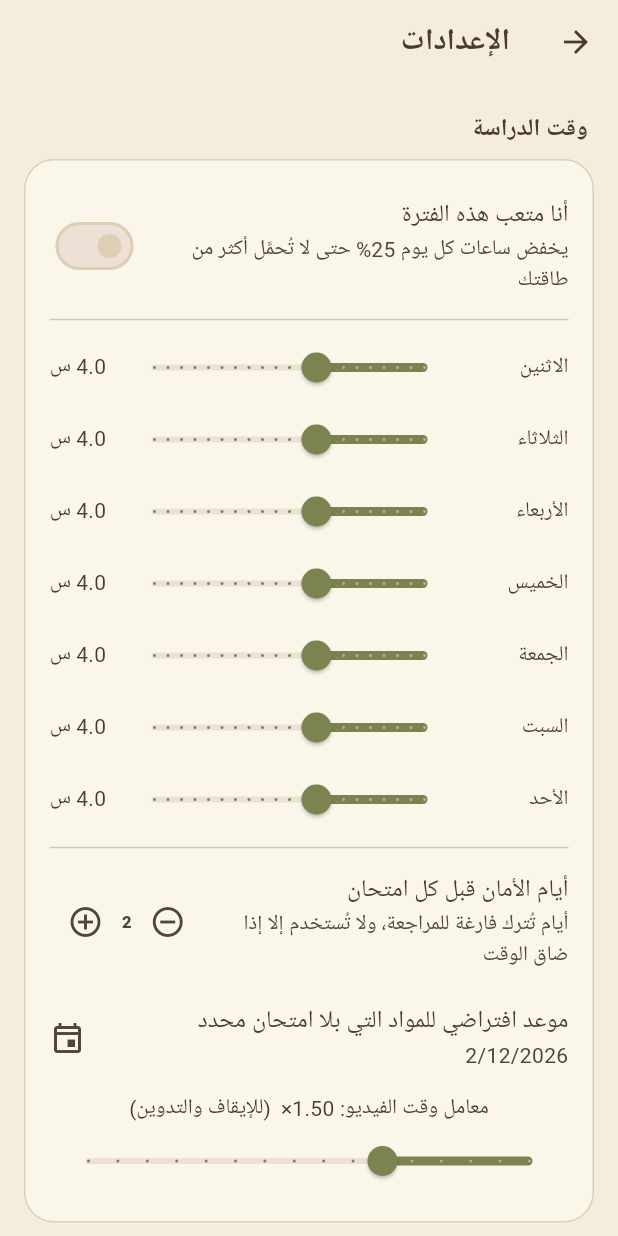
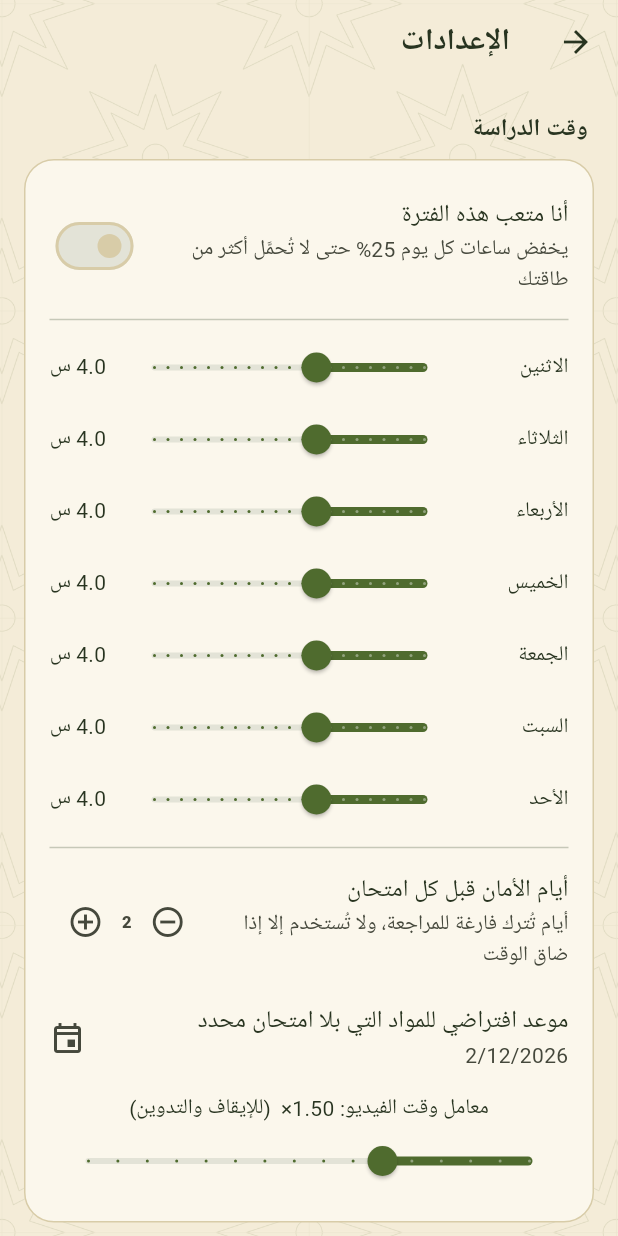
Before and after one commit to mo7amadramsey-ai/almurshid, a Flutter app: the screen it shows after launch, after a tap on the "tune" icon, on a phone screen of 412 x 824 dp. Run offline on Flutter 3.47's test engine with Material 3 defaults, Android fonts, the phone set to English and light mode, and no system bars; our stand-ins replace webview_flutter.

Commit message:
Brand: olive/green/beige identity, new icon + logo, star-lattice backdrop

```diff
--- a/lib/main.dart
+++ b/lib/main.dart
@@ -13,7 +13,8 @@ class MurshidApp extends StatelessWidget {
         debugShowCheckedModeBanner: false,
         theme: buildTheme(),
         // Arabic-first app: force right-to-left layout
-        builder: (context, child) => Directionality(textDirection: TextDirection.rtl, child: child!),
+        builder: (context, child) =>
+            Directionality(textDirection: TextDirection.rtl, child: AppBackdrop(child: child!)),
         home: const Shell(),
       );
 }
--- a/lib/pages/courses_page.dart
+++ b/lib/pages/courses_page.dart
@@ -31,17 +31,17 @@ class CoursesPage extends StatelessWidget {
                     ClipRRect(
                       borderRadius: BorderRadius.circular(6),
                       child: LinearProgressIndicator(
-                          value: app.courseProgress(course.id), minHeight: 7, color: kOlive, backgroundColor: kSurface2),
+                          value: app.courseProgress(course.id), minHeight: 7, color: kForest, backgroundColor: kSurface2),
                     ),
                     const SizedBox(height: 8),
                     Wrap(spacing: 14, runSpacing: 4, children: [
-                      Text('متبقٍ ${fmtMin(app.remainingMin(course.id))}', style: const TextStyle(color: kBrown)),
-                      Text('صعوبة ${app.data.cfg(course.id).difficulty}/5', style: const TextStyle(color: kBrown)),
+                      Text('متبقٍ ${fmtMin(app.remainingMin(course.id))}', style: const TextStyle(color: kMoss)),
+                      Text('صعوبة ${app.data.cfg(course.id).difficulty}/5', style: const TextStyle(color: kMoss)),
                       Text(
                         app.data.cfg(course.id).exam == null
                             ? 'بلا موعد امتحان'
                             : 'امتحان ${fmtDm(app.data.cfg(course.id).exam!)} (بعد ${dayDiff(now, app.data.cfg(course.id).exam!)} يوم)',
-                        style: TextStyle(color: app.data.cfg(course.id).exam == null ? const Color(0xFF9A4A1F) : kBrown),
+                        style: TextStyle(color: app.data.cfg(course.id).exam == null ? const Color(0xFF9A4A1F) : kMoss),
                       ),
                     ]),
                   ]),
@@ -122,7 +122,7 @@ class _CoursePageState extends State<CoursePage> {
             sec = t.section;
             rows.add(Padding(
               padding: const EdgeInsets.fromLTRB(4, 16, 4, 6),
-              child: Text(sec.isEmpty ? 'عام' : sec, style: const TextStyle(fontWeight: FontWeight.w800, color: kBrown)),
+              child: Text(sec.isEmpty ? 'عام' : sec, style: const TextStyle(fontWeight: FontWeight.w800, color: kMoss)),
             ));
           }
           rows.add(Container(
@@ -130,7 +130,7 @@ class _CoursePageState extends State<CoursePage> {
             decoration: cardBox(14),
             child: ListTile(
               dense: true,
-              leading: Checkbox(value: t.done, activeColor: kOlive, onChanged: (_) => app.toggle(t)),
+              leading: Checkbox(value: t.done, activeColor: kForest, onChanged: (_) => app.toggle(t)),
               title: Text(t.title,
                   maxLines: 2,
                   overflow: TextOverflow.ellipsis,
@@ -173,7 +173,7 @@ class _CoursePageState extends State<CoursePage> {
                   min: 1,
                   max: 5,
                   divisions: 4,
-                  activeColor: kOlive,
+                  activeColor: kForest,
                   onChanged: (v) {
                     cfg.difficulty = v.round();
                     app.commit();
@@ -181,7 +181,7 @@ class _CoursePageState extends State<CoursePage> {
                 ),
                 ListTile(
                   contentPadding: EdgeInsets.zero,
-                  leading: const Icon(Icons.event_outlined, color: kBrown),
+                  leading: const Icon(Icons.event_outlined, color: kMoss),
                   title: Text(cfg.exam == null ? 'حدّد موعد الامتحان' : 'الامتحان: ${fmtDm(cfg.exam!)}/${cfg.exam!.year}'),
                   subtitle: const Text('تنتهي دراسة المادة قبله بيوم'),
                   trailing: cfg.exam == null
--- a/lib/pages/mentor_page.dart
+++ b/lib/pages/mentor_page.dart
@@ -139,7 +139,7 @@ class _MentorPageState extends State<MentorPage> {
                     padding: const EdgeInsets.all(16),
                     itemCount: msgs.length + (busy ? 1 : 0),
                     itemBuilder: (c, i) {
-                      if (i == msgs.length) return const Padding(padding: EdgeInsets.all(8), child: Align(alignment: AlignmentDirectional.centerStart, child: SizedBox(width: 20, height: 20, child: CircularProgressIndicator(strokeWidth: 2, color: kOlive))));
+                      if (i == msgs.length) return const Padding(padding: EdgeInsets.all(8), child: Align(alignment: AlignmentDirectional.centerStart, child: SizedBox(width: 20, height: 20, child: CircularProgressIndicator(strokeWidth: 2, color: kForest))));
                       final m = msgs[i];
                       return Align(
                         alignment: m.user ? AlignmentDirectional.centerEnd : AlignmentDirectional.centerStart,
@@ -148,11 +148,11 @@ class _MentorPageState extends State<MentorPage> {
                           padding: const EdgeInsets.symmetric(horizontal: 14, vertical: 10),
                           constraints: BoxConstraints(maxWidth: MediaQuery.of(context).size.width * 0.82),
                           decoration: BoxDecoration(
-                            color: m.user ? kOlive : kSurface,
+                            color: m.user ? kForest : kSurface,
                             borderRadius: BorderRadius.circular(18),
                             border: m.user ? null : Border.all(color: kOutline),
                           ),
-                          child: SelectableText(m.text, style: TextStyle(height: 1.55, color: m.user ? Colors.white : kBrownDark)),
+                          child: SelectableText(m.text, style: TextStyle(height: 1.55, color: m.user ? Colors.white : kInk)),
                         ),
                       );
                     },
@@ -182,7 +182,7 @@ class _MentorPageState extends State<MentorPage> {
                 ),
                 const SizedBox(width: 8),
                 IconButton.filled(
-                  style: IconButton.styleFrom(backgroundColor: kOlive),
+                  style: IconButton.styleFrom(backgroundColor: kForest),
                   onPressed: busy ? null : () => _send(ctrl.text),
                   icon: const Icon(Icons.send),
                 ),
--- a/lib/pages/settings_page.dart
+++ b/lib/pages/settings_page.dart
@@ -44,7 +44,7 @@ class _SettingsPageState extends State<SettingsPage> {
           child: Column(children: [
             SwitchListTile(
               contentPadding: EdgeInsets.zero,
-              activeColor: kOlive,
+              activeColor: kForest,
               title: const Text('أنا متعب هذه الفترة'),
               subtitle: const Text('يخفض ساعات كل يوم 25% حتى لا تُحمَّل أكثر من طاقتك'),
               value: s.tired,
@@ -64,7 +64,7 @@ class _SettingsPageState extends State<SettingsPage> {
                     min: 0,
                     max: 10,
                     divisions: 20,
-                    activeColor: kOlive,
+                    activeColor: kForest,
                     onChanged: (v) {
                       s.hours[i] = v;
                       setState(() {});
@@ -121,7 +121,7 @@ class _SettingsPageState extends State<SettingsPage> {
               min: 1,
               max: 2.5,
               divisions: 15,
-              activeColor: kOlive,
+              activeColor: kForest,
               onChanged: (v) {
                 s.videoFactor = v;
                 setState(() {});
@@ -200,7 +200,7 @@ class _SettingsPageState extends State<SettingsPage> {
         Panel(
           child: ListTile(
             contentPadding: EdgeInsets.zero,
-            leading: const Icon(Icons.account_tree_outlined, color: kBrown),
+            leading: const Icon(Icons.account_tree_outlined, color: kMoss),
             title: const Text('شجرة المواد الخام'),
             subtitle: const Text('للفحص ونسخ الشجرة كنص'),
             onTap: app.tree == null ? null : () => Navigator.push(context, MaterialPageRoute(builder: (_) => TreePage(tree: app.tree!))),
--- a/lib/pages/today_page.dart
+++ b/lib/pages/today_page.dart
@@ -15,7 +15,7 @@ class TodayPage extends StatelessWidget {
   Widget build(BuildContext context) => ListenableBuilder(listenable: app, builder: (c, _) => _body(c));
 
   Widget _body(BuildContext context) {
-    if (!app.loaded) return const Center(child: CircularProgressIndicator(color: kOlive));
+    if (!app.loaded) return const Center(child: CircularProgressIndicator(color: kForest));
     final tree = app.tree;
     final plan = app.plan;
     if (tree == null || plan == null) {
@@ -42,7 +42,7 @@ class TodayPage extends StatelessWidget {
         child: Column(crossAxisAlignment: CrossAxisAlignment.start, children: [
           Row(children: [
             Icon(r.feasible ? Icons.check_circle_outline : Icons.warning_amber_rounded,
-                color: r.feasible ? kOlive : const Color(0xFFB5602E)),
+                color: r.feasible ? kForest : const Color(0xFFB5602E)),
             const SizedBox(width: 8),
             Expanded(
               child: Text(
@@ -59,7 +59,7 @@ class TodayPage extends StatelessWidget {
           ClipRRect(
             borderRadius: BorderRadius.circular(8),
             child: LinearProgressIndicator(
-                value: r.progress, minHeight: 9, color: kOlive, backgroundColor: kSurface2),
+                value: r.progress, minHeight: 9, color: kForest, backgroundColor: kSurface2),
           ),
           const SizedBox(height: 8),
           Text('أنجزت ${(r.progress * 100).round()}%  ·  المتبقي ${fmtMin(r.totalMin)}',
@@ -91,12 +91,12 @@ class TodayPage extends StatelessWidget {
                 padding: const EdgeInsets.symmetric(vertical: 5),
                 child: Row(children: [
                   Icon(kindIcon(ItemKind.values.firstWhere((k) => k.name == e.kind, orElse: () => ItemKind.other)),
-                      size: 20, color: kOlive),
+                      size: 20, color: kForest),
                   const SizedBox(width: 10),
                   Expanded(
                     child: Column(crossAxisAlignment: CrossAxisAlignment.start, children: [
                       Text(e.title, maxLines: 2, overflow: TextOverflow.ellipsis),
-                      Text(e.course, style: const TextStyle(fontSize: 12, color: kBrown)),
+                      Text(e.course, style: const TextStyle(fontSize: 12, color: kMoss)),
                     ]),
                   ),
                 ]),
@@ -104,14 +104,14 @@ class TodayPage extends StatelessWidget {
             if (news.added.length > 8)
               Align(
                 alignment: AlignmentDirectional.centerStart,
-                child: Text('و ${news.added.length - 8} عناصر أخرى', style: const TextStyle(color: kBrown)),
+                child: Text('و ${news.added.length - 8} عناصر أخرى', style: const TextStyle(color: kMoss)),
               ),
           ]),
         ),
       ] else if (news != null && !news.first)
         const Padding(
           padding: EdgeInsets.only(top: 14),
-          child: Text('لا جديد في مودل منذ آخر استيراد.', style: TextStyle(color: kBrown)),
+          child: Text('لا جديد في مودل منذ آخر استيراد.', style: TextStyle(color: kMoss)),
         ),
 
       // ---- exams
@@ -125,7 +125,7 @@ class TodayPage extends StatelessWidget {
               child: Row(children: [
                 Expanded(child: Text(e.key.title, maxLines: 1, overflow: TextOverflow.ellipsis, style: const TextStyle(fontWeight: FontWeight.w700))),
                 Text('${fmtDm(e.value)}  ·  ${dayDiff(now, e.value) < 0 ? 'فات' : 'بعد ${dayDiff(now, e.value)} يوم'}',
-                    style: const TextStyle(color: kBrown)),
+                    style: const TextStyle(color: kMoss)),
               ]),
             ),
           ),
@@ -133,7 +133,7 @@ class TodayPage extends StatelessWidget {
         const Padding(
           padding: EdgeInsets.only(top: 16),
           child: Text('حدّد موعد امتحان كل مادة من تبويب «المواد» ليبني المرشد خطتك على مواعيدك الحقيقية.',
-              style: TextStyle(color: kBrown, height: 1.5)),
+              style: TextStyle(color: kMoss, height: 1.5)),
         ),
     ]);
   }
@@ -151,11 +151,11 @@ class _SlotTile extends StatelessWidget {
         decoration: cardBox(18),
         child: CheckboxListTile(
           value: t.done,
-          activeColor: kOlive,
+          activeColor: kForest,
           shape: RoundedRectangleBorder(borderRadius: BorderRadius.circular(18)),
           controlAffinity: ListTileControlAffinity.leading,
           onChanged: (_) => app.toggle(t),
-          secondary: Icon(kindIcon(t.kind), color: kBrown),
+          secondary: Icon(kindIcon(t.kind), color: kMoss),
           title: Text(t.title,
               maxLines: 2,
               overflow: TextOverflow.ellipsis,
--- a/lib/sync_page.dart
+++ b/lib/sync_page.dart
@@ -194,7 +194,7 @@ class _SyncPageState extends State<SyncPage> {
     return Padding(
       padding: const EdgeInsets.all(24),
       child: Column(mainAxisAlignment: MainAxisAlignment.center, crossAxisAlignment: CrossAxisAlignment.start, children: [
-        const LinearProgressIndicator(color: kOlive, backgroundColor: kSurface2),
+        const LinearProgressIndicator(color: kForest, backgroundColor: kSurface2),
         const SizedBox(height: 22),
         Text('تمت قراءة ${p?.fetched ?? 0} صفحة', style: const TextStyle(fontSize: 18, fontWeight: FontWeight.w700)),
         const SizedBox(height: 6),
@@ -205,7 +205,7 @@ class _SyncPageState extends State<SyncPage> {
           maxLines: 2,
           overflow: TextOverflow.ellipsis,
           textDirection: TextDirection.ltr,
-          style: const TextStyle(fontSize: 11.5, color: kBrown),
+          style: const TextStyle(fontSize: 11.5, color: kMoss),
         ),
       ]),
     );
--- a/lib/theme.dart
+++ b/lib/theme.dart
@@ -1,40 +1,42 @@
 import 'package:flutter/material.dart';
 
-// Calm palette: light brown + beige + olive
+// Al-Murshid identity: moss / forest green + beige + sand, gold accent
 const kBg = Color(0xFFF4ECDC);       // beige
-const kSurface = Color(0xFFFBF6EA);  // light beige card
-const kSurface2 = Color(0xFFEADFC8); // deeper beige
-const kBrown = Color(0xFFA9855F);    // light brown (primary)
-const kBrownDark = Color(0xFF4B3B2A);// text
-const kOlive = Color(0xFF7B8450);    // olive accent
-const kOutline = Color(0xFFDCCFB4);
+const kSurface = Color(0xFFFBF7EC);  // light beige card
+const kSurface2 = Color(0xFFE6D9BC); // sand
+const kMoss = Color(0xFF5E7036);    // moss green (primary)
+const kInk = Color(0xFF283420);     // deep green-black text
+const kForest = Color(0xFF4F6B2E);  // forest green accent
+const kOutline = Color(0xFFD8CCA8);
+const kGold = Color(0xFFD4B25E);
 
 ThemeData buildTheme() {
-  final scheme = ColorScheme.fromSeed(seedColor: kBrown, brightness: Brightness.light).copyWith(
-    primary: kBrown,
+  final scheme = ColorScheme.fromSeed(seedColor: kMoss, brightness: Brightness.light).copyWith(
+    primary: kMoss,
     onPrimary: Colors.white,
-    secondary: kOlive,
+    secondary: kForest,
     onSecondary: Colors.white,
     surface: kSurface,
-    onSurface: kBrownDark,
+    onSurface: kInk,
     outline: kOutline,
   );
   final shape = RoundedRectangleBorder(borderRadius: BorderRadius.circular(22));
   return ThemeData(
     useMaterial3: true,
     colorScheme: scheme,
-    scaffoldBackgroundColor: kBg,
+    scaffoldBackgroundColor: Colors.transparent, // AppBackdrop paints the page
+    navigationBarTheme: const NavigationBarThemeData(indicatorColor: kSurface2),
     appBarTheme: const AppBarTheme(
-      backgroundColor: kBg,
-      foregroundColor: kBrownDark,
+      backgroundColor: Colors.transparent,
+      foregroundColor: kInk,
       elevation: 0,
       scrolledUnderElevation: 0,
       centerTitle: false,
-      titleTextStyle: TextStyle(fontSize: 20, fontWeight: FontWeight.w700, color: kBrownDark),
+      titleTextStyle: TextStyle(fontSize: 20, fontWeight: FontWeight.w700, color: kInk),
     ),
     filledButtonTheme: FilledButtonThemeData(
       style: FilledButton.styleFrom(
-        backgroundColor: kOlive,
+        backgroundColor: kForest,
         foregroundColor: Colors.white,
         padding: const EdgeInsets.symmetric(horizontal: 22, vertical: 14),
         shape: shape,
@@ -43,7 +45,7 @@ ThemeData buildTheme() {
     ),
     outlinedButtonTheme: OutlinedButtonThemeData(
       style: OutlinedButton.styleFrom(
-        foregroundColor: kBrownDark,
+        foregroundColor: kInk,
         side: const BorderSide(color: kOutline),
         padding: const EdgeInsets.symmetric(horizontal: 18, vertical: 12),
         shape: shape,
@@ -51,7 +53,7 @@ ThemeData buildTheme() {
     ),
     snackBarTheme: SnackBarThemeData(
       behavior: SnackBarBehavior.floating,
-      backgroundColor: kBrownDark,
+      backgroundColor: kInk,
       contentTextStyle: const TextStyle(color: Colors.white),
       shape: RoundedRectangleBorder(borderRadius: BorderRadius.circular(14)),
     ),
@@ -64,3 +66,17 @@ BoxDecoration cardBox([double r = 18]) => BoxDecoration(
       borderRadius: BorderRadius.circular(r),
       border: Border.all(color: kOutline),
     );
+
+/// Page background: beige with a faint eight-point-star lattice (assets/bg_tile.png)
+class AppBackdrop extends StatelessWidget {
+  final Widget child;
+  const AppBackdrop({super.key, required this.child});
+  @override
+  Widget build(BuildContext context) => DecoratedBox(
+        decoration: const BoxDecoration(
+          color: kBg,
+          image: DecorationImage(image: AssetImage('assets/bg_tile.png'), repeat: ImageRepeat.repeat, scale: 2.5),
+        ),
+        child: child,
+      );
+}
--- a/lib/widgets.dart
+++ b/lib/widgets.dart
@@ -53,7 +53,7 @@ class EmptyNote extends StatelessWidget {
         child: Padding(
           padding: const EdgeInsets.all(28),
           child: Column(mainAxisSize: MainAxisSize.min, children: [
-            Icon(icon, size: 52, color: kBrown),
+            Icon(icon, size: 52, color: kMoss),
             const SizedBox(height: 14),
             Text(title, style: const TextStyle(fontSize: 18, fontWeight: FontWeight.w800), textAlign: TextAlign.center),
             const SizedBox(height: 8),
--- a/pubspec.yaml
+++ b/pubspec.yaml
@@ -16,3 +16,6 @@ dev_dependencies:
     sdk: flutter
 flutter:
   uses-material-design: true
+  assets:
+    - assets/bg_tile.png
+    - assets/logo.png
```
Also changed, not shown: lib/pages/plan_page.dart (+5 -5 lines), lib/tree_page.dart (+5 -5 lines), android_overlay/app/src/main/res/mipmap-hdpi/ic_launcher.png, android_overlay/app/src/main/res/mipmap-mdpi/ic_launcher.png, android_overlay/app/src/main/res/mipmap-xhdpi/ic_launcher.png, android_overlay/app/src/main/res/mipmap-xxhdpi/ic_launcher.png, android_overlay/app/src/main/res/mipmap-xxxhdpi/ic_launcher.png, assets/bg_tile.png (added), assets/logo.png (added).
